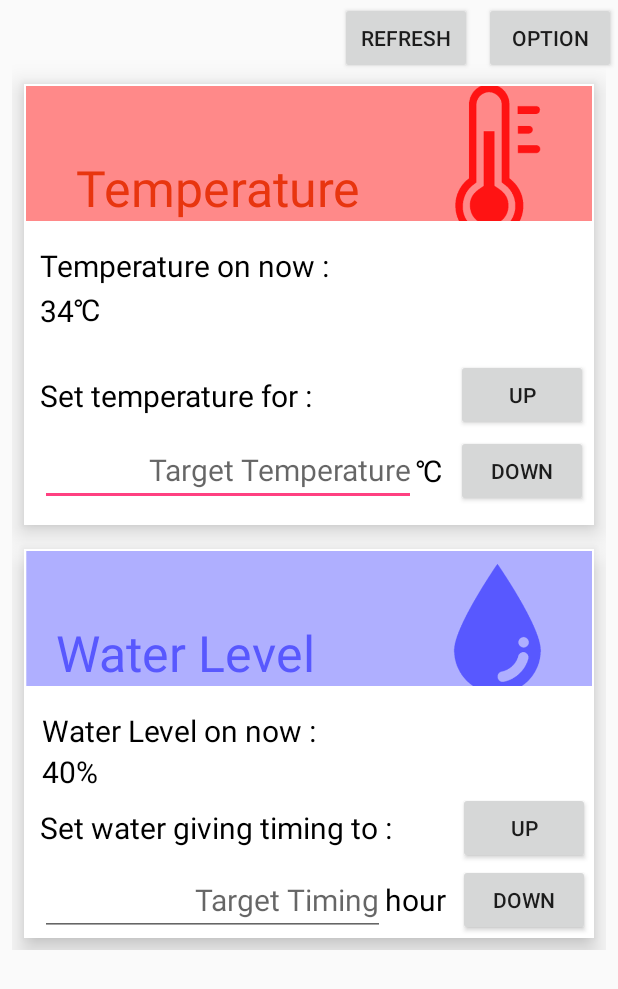
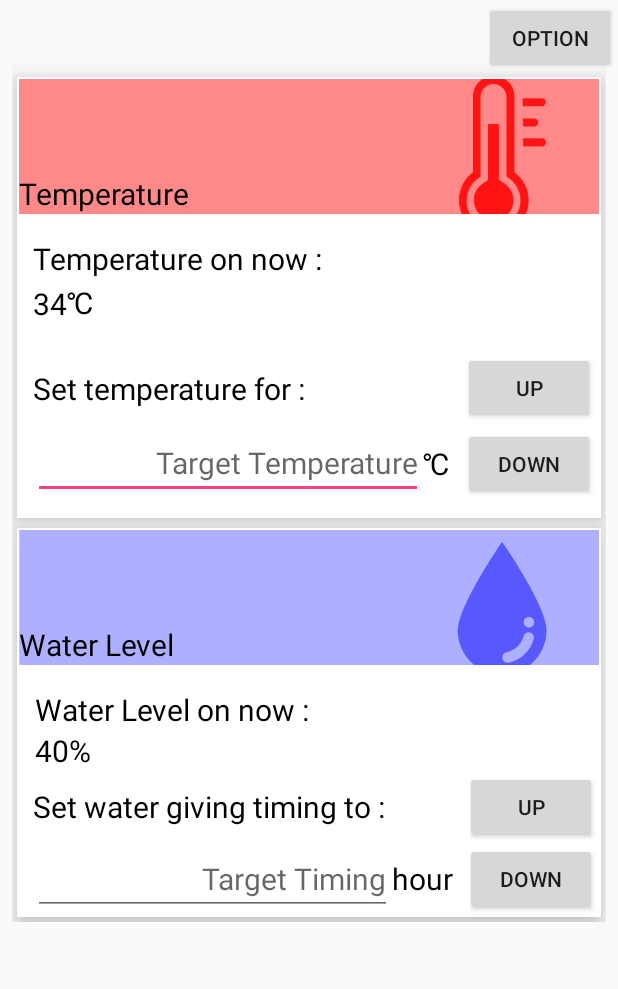
Before and after one commit to JaeungHyun/ees, an Android app: the screen it shows after launch (MainActivity), on a phone screen of 412 x 824 dp. Shown: the top 989 px of the screen. Run offline under Robolectric (Android 15) with nearby library versions, the phone set to English and light mode, and no system bars.

Commit message:
Revert "card title color modified to red/blue" --Revert to original author This reverts commit 0f992af7fd32d871f531f3dc7742c53b9a0ebe4d.

```diff
--- a/android/app/src/main/res/layout/activity_main.xml
+++ b/android/app/src/main/res/layout/activity_main.xml
@@ -9,27 +9,17 @@
     android:gravity="end">
 
     <Button
-        android:id="@+id/RefreshButton"
-        android:layout_width="wrap_content"
-        android:layout_height="wrap_content"
-        android:layout_marginEnd="8dp"
-        android:text="@string/refresh"
-        app:layout_constraintBottom_toBottomOf="@+id/OptionButton"
-        app:layout_constraintEnd_toStartOf="@+id/OptionButton"
-        app:layout_constraintTop_toTopOf="@+id/OptionButton" />
-
-    <Button
-        android:id="@+id/OptionButton"
+        android:id="@+id/button"
         style="@style/DefaultButton"
         android:layout_width="wrap_content"
         android:layout_height="wrap_content"
         android:layout_marginEnd="1dp"
         android:text="@string/option_button"
-        app:layout_constraintEnd_toEndOf="@+id/ScrollView"
+        app:layout_constraintEnd_toEndOf="@+id/scrollView2"
         app:layout_constraintTop_toTopOf="parent" />
 
     <ScrollView
-        android:id="@+id/ScrollView"
+        android:id="@+id/scrollView2"
         android:layout_width="0dp"
         android:layout_height="0dp"
         app:layout_constraintBottom_toBottomOf="parent"
@@ -53,6 +43,9 @@
                 style="@style/Card"
                 android:layout_width="match_parent"
                 android:layout_height="match_parent"
+                android:layout_marginEnd="8dp"
+                android:layout_marginStart="8dp"
+                android:layout_marginTop="8dp"
                 android:elevation="10dp"
                 app:layout_constraintEnd_toEndOf="parent"
                 app:layout_constraintStart_toStartOf="parent"
@@ -71,11 +64,10 @@
 
                 <TextView
                     android:id="@+id/TempTooltip"
-                    style="@style/Title"
+                    style="@style/DefaultText"
                     android:layout_width="0dp"
                     android:layout_height="wrap_content"
                     android:text="@string/temperature_tooltip"
-                    android:textColor="@color/tempTitle"
                     app:layout_constraintBottom_toBottomOf="@+id/TempTitleImage"
                     app:layout_constraintEnd_toEndOf="parent"
                     app:layout_constraintStart_toStartOf="parent" />
@@ -169,14 +161,14 @@
 
                         <EditText
                             android:id="@+id/TargetTemp"
-                            style="@style/DefaultEditText"
+                            style="@style/DefaultText"
                             android:layout_width="0dp"
                             android:layout_height="wrap_content"
                             android:layout_marginBottom="10dp"
                             android:layout_marginStart="8dp"
                             android:ems="10"
                             android:hint="@string/targetTemp"
-                            android:inputType="numberDecimal"
+                            android:inputType="textPersonName"
                             android:textAlignment="viewEnd"
                             app:layout_constraintBottom_toBottomOf="parent"
                             app:layout_constraintEnd_toStartOf="@+id/TargetTempUnit"
@@ -235,6 +227,9 @@
                 style="@style/Card"
                 android:layout_width="match_parent"
                 android:layout_height="match_parent"
+                android:layout_marginEnd="8dp"
+                android:layout_marginStart="8dp"
+                android:layout_marginTop="8dp"
                 android:elevation="10dp"
                 app:layout_constraintEnd_toEndOf="parent"
                 app:layout_constraintStart_toStartOf="parent"
@@ -253,12 +248,11 @@
 
                 <TextView
                     android:id="@+id/LevelTooltip"
-                    style="@style/Title"
+                    style="@style/DefaultText"
                     android:layout_width="0dp"
                     android:layout_height="wrap_content"
                     android:text="@string/water_tooltip"
                     android:textAlignment="viewStart"
-                    android:textColor="@color/waterTitle"
                     app:layout_constraintBottom_toBottomOf="@+id/WaterTitleImage"
                     app:layout_constraintEnd_toEndOf="@+id/WaterTitleImage"
                     app:layout_constraintStart_toStartOf="@+id/WaterTitleImage" />
@@ -360,13 +354,13 @@
 
                         <EditText
                             android:id="@+id/TargetTerm"
-                            style="@style/DefaultEditText"
+                            style="@style/DefaultText"
                             android:layout_width="0dp"
                             android:layout_height="wrap_content"
                             android:layout_marginStart="8dp"
                             android:ems="10"
                             android:hint="@string/target_term_hint"
-                            android:inputType="numberDecimal"
+                            android:inputType="textPersonName"
                             android:textAlignment="viewEnd"
                             app:layout_constraintBottom_toBottomOf="parent"
                             app:layout_constraintEnd_toStartOf="@+id/TermUnit"
@@ -382,33 +376,18 @@
                             app:layout_constraintTop_toTopOf="parent">
 
                             <Button
-                                android:id="@+id/TermUp"
+                                android:id="@+id/termUp"
                                 android:layout_width="match_parent"
                                 android:layout_height="wrap_content"
                                 android:text="@string/up" />
 
                             <Button
-                                android:id="@+id/TermDown"
+                                android:id="@+id/termDown"
                                 android:layout_width="match_parent"
                                 android:layout_height="wrap_content"
                                 android:text="@string/down" />
                         </LinearLayout>
                     </android.support.constraint.ConstraintLayout>
-
-                    <TextView
-                        android:id="@+id/waterOutput"
-                        style="@style/ConfirmedText"
-                        android:layout_width="match_parent"
-                        android:layout_height="wrap_content"
-                        android:layout_marginBottom="8dp"
-                        android:layout_marginEnd="8dp"
-                        android:layout_marginTop="8dp"
-                        android:text="@string/applied"
-                        android:visibility="gone"
-                        app:layout_constraintBottom_toBottomOf="parent"
-                        app:layout_constraintEnd_toEndOf="parent"
-                        app:layout_constraintStart_toStartOf="parent"
-                        app:layout_constraintTop_toBottomOf="@+id/WaterControlLayout" />
 
                 </LinearLayout>
 
--- a/android/app/src/main/res/values/colors.xml
+++ b/android/app/src/main/res/values/colors.xml
@@ -8,7 +8,5 @@
     <color name="cardBackground">#fff</color><!--#7e7e7e</color>-->
     <color name="confirmed">#00ff00</color>
     <color name="rejected">#ff0000</color>
-    <color name="tempTitle">#e8350f</color>
-    <color name="waterTitle">#5858fe</color>
     <color name="graphBack">#222222</color>
 </resources>
--- a/android/app/src/main/res/values/strings.xml
+++ b/android/app/src/main/res/values/strings.xml
@@ -4,7 +4,7 @@
     <string name="applied">successfully applied</string>
     <string name="up">up</string>
     <string name="down">down</string>
-    <string name="temperature_tooltip">\tTemperature</string>
+    <string name="temperature_tooltip">Temperature</string>
     <string name="water_tooltip">Water Level</string>
     <string name="targetTemp">Target Temperature</string>
     <string name="now_temp">Temperature on now : </string>
@@ -14,11 +14,9 @@
     <string name="target_term"> Set water giving timing to : </string>
     <string name="temp_image_desc">Temperature title image</string>
     <string name="option_button">Option</string>
-    <string name="app_name" translatable="false">EES</string>
+    <string name="app_name">Jol5</string>
     <string name="target_term_hint">Target Timing</string>
     <string name="celsius" translatable="false">℃</string>
     <string name="hour">hour</string>
     <string name="percentage" translatable="false">%</string>
-    <string name="refresh">Refresh</string>
-    <string name="update_success">update successfully.</string>
 </resources>
--- a/android/app/src/main/res/values/styles.xml
+++ b/android/app/src/main/res/values/styles.xml
@@ -10,7 +10,7 @@
     <style name="Card">
         <item name="android:elevation">20dp</item>
         <item name="android:background">@color/cardBackground</item>
-        <item name="android:layout_margin">8dp</item>
+        <item name="android:layout_margin">3dp</item>
         <item name="android:layout_width">match_parent</item>
         <item name="android:layout_height">wrap_content</item>
         <item name="android:padding">1dp</item>
@@ -20,15 +20,14 @@
         <item name="android:padding">1dp</item>
     </style>
     <style name="Title">
-        <item name="android:textSize">33sp</item>
-        <item name="android:layout_marginStart">20dp</item>
+
     </style>
     <style name="TitleText">
         <item name="android:textColor">@color/background</item>
         <item name="android:textSize">50pt</item>
     </style>
     <style name="DefaultText">
-        <item name="android:textSize">20sp</item>
+        <item name="android:textSize">20dp</item>
         <item name="android:textColor">@color/text</item>
     </style>
     <style name="ConfirmedText" parent="DefaultText">
@@ -40,9 +39,6 @@
     <style name="DefaultButton">
         <item name="android:layout_margin">1dp</item>
     </style>
-    <style name="DefaultEditText" parent="DefaultText">
-        <item name="android:imeOptions">actionDone</item>
-    </style>
     <style name="WaterGraphBackground">
         <item name="android:background">@color/graphBack</item>
     </style>
```
Also changed, not shown: 1 other file.
